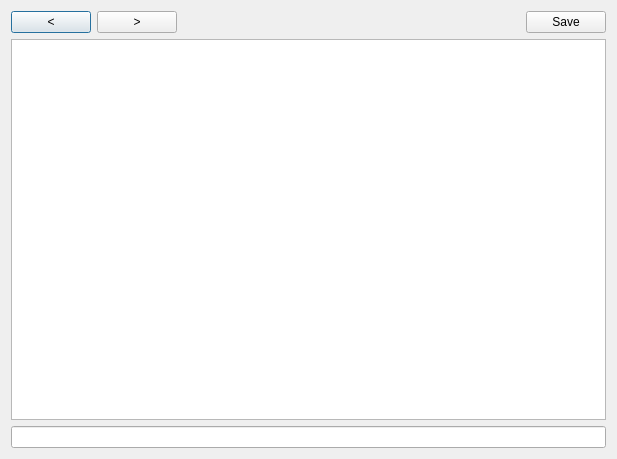
The window that src/GUI/commandWindow.ui (ArashMassoudieh/GIFMod) describes before a commit, drawn with Qt 5.
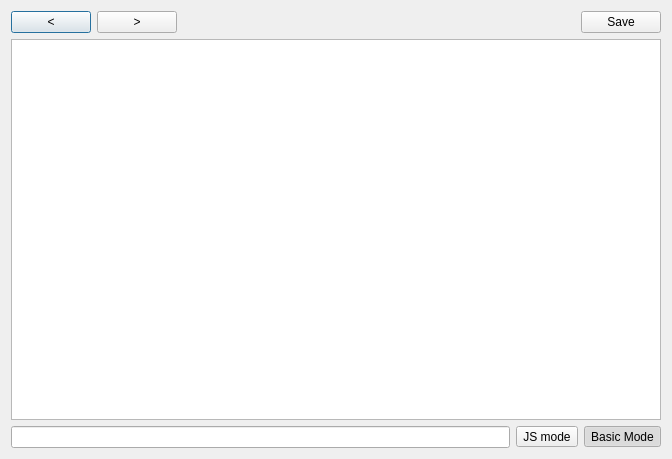
The same window after the commit. Custom widgets are drawn as their Qt base class.

Commit message: - a couple of more cleanups and gitignore tweaking. - Moved  qmake project files on the the top of src. - Added a btach file "vs2015.bat" to generate a visual   studio projoct for the qt mkspec (msvc-2015). - (dukeglue) Added function name property to the function    prototype in order to be available for the duke/c callback. - Experimenting a mechanism to make classes (based on QObject)   having their constuctors/slots/properties available in the js side   (see  class JSTest in scripting engine).

Diff of the .ui file:
```diff
--- a/src/GUI/commandWindow.ui
+++ b/src/GUI/commandWindow.ui
@@ -6,7 +6,7 @@
    <rect>
     <x>0</x>
     <y>0</y>
-    <width>617</width>
+    <width>672</width>
     <height>459</height>
    </rect>
   </property>
@@ -22,8 +22,8 @@
   <property name="autoFillBackground">
    <bool>false</bool>
   </property>
-  <layout class="QVBoxLayout" name="verticalLayout">
-   <item>
+  <layout class="QGridLayout" name="gridLayout">
+   <item row="0" column="0">
     <layout class="QHBoxLayout" name="horizontalLayout">
      <item>
       <widget class="QPushButton" name="back">
@@ -87,11 +87,56 @@
      </item>
     </layout>
    </item>
-   <item>
+   <item row="1" column="0">
     <widget class="QTextEdit" name="textEdit"/>
    </item>
-   <item>
-    <widget class="commandLineEdit" name="lineEdit"/>
+   <item row="2" column="0">
+    <layout class="QHBoxLayout" name="horizontalLayout_2">
+     <item>
+      <widget class="commandLineEdit" name="lineEdit"/>
+     </item>
+     <item>
+      <widget class="QToolButton" name="toolButtonScriptMode">
+       <property name="text">
+        <string>JS mode</string>
+       </property>
+       <property name="checkable">
+        <bool>true</bool>
+       </property>
+       <property name="autoExclusive">
+        <bool>true</bool>
+       </property>
+       <property name="toolButtonStyle">
+        <enum>Qt::ToolButtonTextOnly</enum>
+       </property>
+       <attribute name="buttonGroup">
+        <string notr="true">buttonGroup</string>
+       </attribute>
+      </widget>
+     </item>
+     <item>
+      <widget class="QToolButton" name="toolButtonBasicMode">
+       <property name="text">
+        <string>Basic Mode</string>
+       </property>
+       <property name="checkable">
+        <bool>true</bool>
+       </property>
+       <property name="checked">
+        <bool>true</bool>
+       </property>
+       <property name="autoExclusive">
+        <bool>true</bool>
+       </property>
+       <property name="toolButtonStyle">
+        <enum>Qt::ToolButtonTextOnly</enum>
+       </property>
+       <attribute name="buttonGroup">
+        <string notr="true">buttonGroup</string>
+       </attribute>
+      </widget>
+     </item>
+    </layout>
    </item>
   </layout>
  </widget>
```
Left out of the diff: 3 changed lines with no effect on the pictures. The commit also changes 19 other files.
